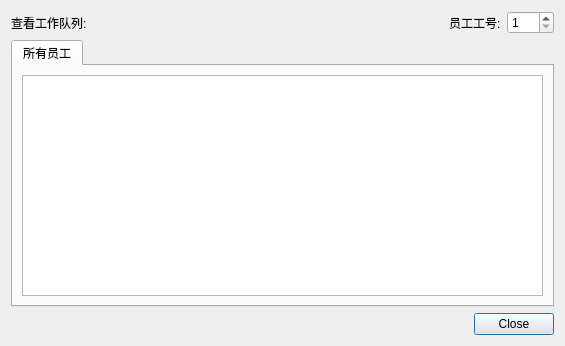
First picture: the form in ui_stafflistdialog.ui, repository NicholasTD07/staffManagement, before the edit.
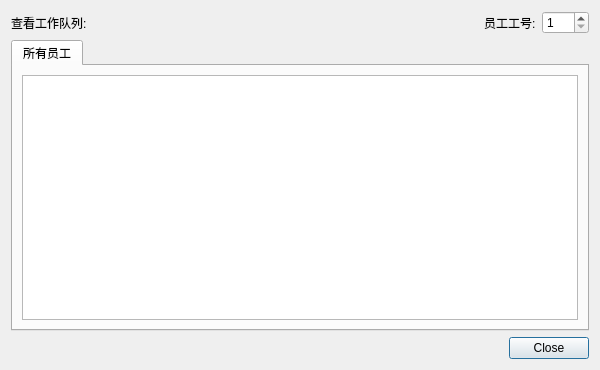
Second picture: the form after the edit.

Commit message: 更新: stafflistdialog.py 以及相关 Ui 文件.     1. 更新 将 updateItem 函数放回 populateAll 函数.

```diff
--- a/ui_stafflistdialog.ui
+++ b/ui_stafflistdialog.ui
@@ -6,8 +6,8 @@
    <rect>
     <x>0</x>
     <y>0</y>
-    <width>565</width>
-    <height>346</height>
+    <width>600</width>
+    <height>370</height>
    </rect>
   </property>
   <property name="sizePolicy">
@@ -18,8 +18,8 @@
   </property>
   <property name="minimumSize">
    <size>
-    <width>565</width>
-    <height>346</height>
+    <width>600</width>
+    <height>370</height>
    </size>
   </property>
   <property name="windowTitle">
```
The commit also changes 2 other files.
